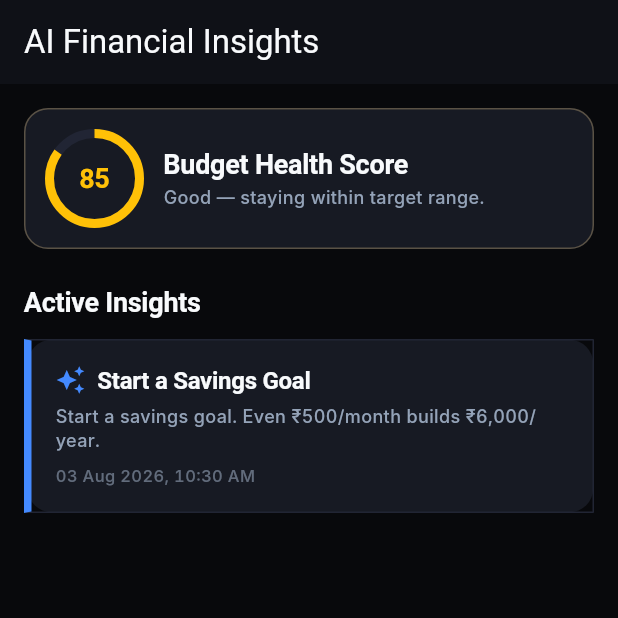
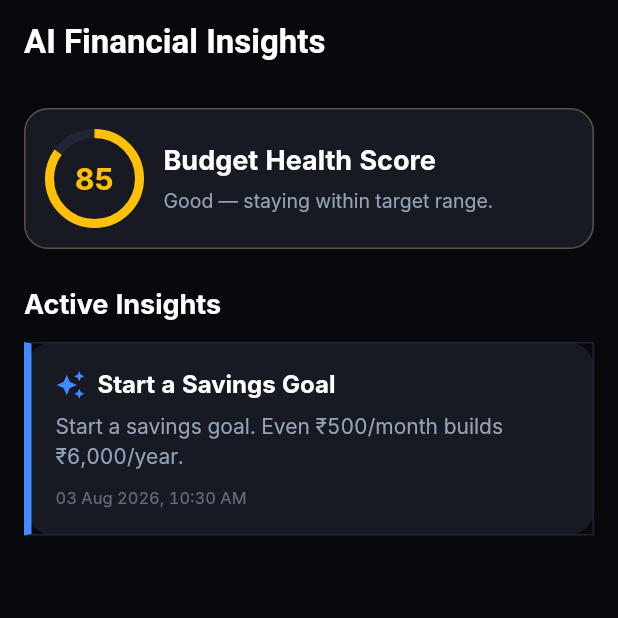
Before and after one commit to Sundaram6/Your_Budget_Manager, a Flutter app: the InsightsScreen screen opened by its route, on a phone screen of 412 x 824 dp, the top half of it. Run offline on Flutter 3.47's test engine with Material 3 defaults, Android fonts, the phone set to English and light mode, and no system bars; our stand-ins replace drift, file_picker, fl_chart, flutter_animate, flutter_riverpod, flutter_secure_storage and 8 more; missing offline and left inert: encrypt, flutter_sms_inbox, pointycastle; accounts and stored records are empty; generated files the repository leaves out were written again; Roboto replaces fonts that are missing (Inter, Syne).

Commit message:
fix(ui): ensure AiInsightsCard renders fallback welcome insight on Dashboard, fix card contrast in InsightsScreen, and update SMS settings subtitle

```diff
--- a/lib/engines/intelligence/intelligence_engine.dart
+++ b/lib/engines/intelligence/intelligence_engine.dart
@@ -276,8 +276,8 @@ class IntelligenceEngine {
     if (insights.isEmpty) {
       insights.add(AiInsight(
         id: 'default_tip',
-        title: 'Track Expenses Daily',
-        description: 'Log your daily expenses to receive personalized AI financial insights.',
+        title: 'Welcome to Your Budget Manager',
+        description: 'Start tracking expenses to see personalized insights.',
         type: InsightType.tip,
         generatedAt: now,
         priority: 5,
--- a/lib/features/intelligence/presentation/screens/insights_screen.dart
+++ b/lib/features/intelligence/presentation/screens/insights_screen.dart
@@ -4,7 +4,6 @@ import 'package:intl/intl.dart';
 
 import '../../../../core/theme/app_colors.dart';
 import '../../../../core/theme/app_spacing.dart';
-import '../../../../core/theme/app_typography.dart';
 import '../../../../engines/intelligence/intelligence_engine_provider.dart';
 import '../../../../engines/intelligence/models/ai_insight.dart';
 
@@ -43,8 +42,11 @@ class _InsightsScreenState extends ConsumerState<InsightsScreen> {
   @override
   Widget build(BuildContext context) {
     return Scaffold(
+      backgroundColor: AppColors.darkCanvas,
       appBar: AppBar(
-        title: const Text('AI Financial Insights'),
+        backgroundColor: Colors.transparent,
+        elevation: 0,
+        title: const Text('AI Financial Insights', style: TextStyle(color: Colors.white, fontWeight: FontWeight.bold)),
       ),
       body: _isLoading
           ? const Center(child: CircularProgressIndicator())
@@ -70,7 +72,7 @@ class _InsightsScreenState extends ConsumerState<InsightsScreen> {
                               width: 60,
                               height: 60,
                               child: CircularProgressIndicator(
-                                value: _healthScore / 100,
+                                value: (_healthScore / 100).clamp(0.0, 1.0),
                                 backgroundColor: AppColors.darkSurface3,
                                 valueColor: AlwaysStoppedAnimation<Color>(_getScoreColor(_healthScore)),
                                 strokeWidth: 6,
@@ -78,8 +80,9 @@ class _InsightsScreenState extends ConsumerState<InsightsScreen> {
                             ),
                             Text(
                               '$_healthScore',
-                              style: AppTypography.heading3.copyWith(
+                              style: TextStyle(
                                 color: _getScoreColor(_healthScore),
+                                fontSize: 20,
                                 fontWeight: FontWeight.bold,
                               ),
                             ),
@@ -90,14 +93,14 @@ class _InsightsScreenState extends ConsumerState<InsightsScreen> {
                           child: Column(
                             crossAxisAlignment: CrossAxisAlignment.start,
                             children: [
-                              Text(
+                              const Text(
                                 'Budget Health Score',
-                                style: AppTypography.heading3.copyWith(color: AppColors.darkTextPrimary),
+                                style: TextStyle(color: Colors.white, fontSize: 18, fontWeight: FontWeight.bold),
                               ),
-                              const SizedBox(height: 2),
+                              const SizedBox(height: 4),
                               Text(
                                 _getScoreLabel(_healthScore),
-                                style: AppTypography.caption.copyWith(color: AppColors.darkTextSecondary),
+                                style: const TextStyle(color: Color(0xFF94A3B8), fontSize: 13),
                               ),
                             ],
                           ),
@@ -108,23 +111,23 @@ class _InsightsScreenState extends ConsumerState<InsightsScreen> {
 
                   const SizedBox(height: AppSpacing.space6),
 
-                  Text(
+                  const Text(
                     'Active Insights',
-                    style: AppTypography.heading3.copyWith(color: AppColors.darkTextPrimary),
+                    style: TextStyle(color: Colors.white, fontSize: 18, fontWeight: FontWeight.bold),
                   ),
                   const SizedBox(height: AppSpacing.space3),
 
                   if (_insights.isEmpty)
-                    Center(
+                    const Center(
                       child: Padding(
-                        padding: const EdgeInsets.all(AppSpacing.space6),
+                        padding: EdgeInsets.all(AppSpacing.space6),
                         child: Column(
                           children: [
-                            const Icon(Icons.auto_awesome_outlined, size: 64, color: AppColors.darkTextSecondary),
-                            const SizedBox(height: AppSpacing.space3),
+                            Icon(Icons.auto_awesome_outlined, size: 64, color: Color(0xFF94A3B8)),
+                            SizedBox(height: AppSpacing.space3),
                             Text(
                               'No insights yet. Start tracking expenses!',
-                              style: AppTypography.caption.copyWith(color: AppColors.darkTextSecondary),
+                              style: TextStyle(color: Color(0xFF94A3B8), fontSize: 14),
                             ),
                           ],
                         ),
@@ -133,6 +136,9 @@ class _InsightsScreenState extends ConsumerState<InsightsScreen> {
                   else
                     ..._insights.map((insight) {
                       final borderBorderColor = _getInsightColor(insight.type);
+                      final titleText = insight.title.isNotEmpty ? insight.title : 'Financial Insight';
+                      final descText = insight.description.isNotEmpty ? insight.description : 'Keep tracking expenses for recommendations.';
+
                       return Container(
                         margin: const EdgeInsets.only(bottom: AppSpacing.space3),
                         padding: const EdgeInsets.all(AppSpacing.space4),
@@ -155,10 +161,11 @@ class _InsightsScreenState extends ConsumerState<InsightsScreen> {
                                 const SizedBox(width: 8),
                                 Expanded(
                                   child: Text(
-                                    insight.title,
-                                    style: AppTypography.heading3.copyWith(
-                                      color: AppColors.darkTextPrimary,
+                                    titleText,
+                                    style: const TextStyle(
+                                      color: Colors.white,
                                       fontSize: 16,
+                                      fontWeight: FontWeight.bold,
                                     ),
                                   ),
                                 ),
@@ -166,14 +173,17 @@ class _InsightsScreenState extends ConsumerState<InsightsScreen> {
                             ),
                             const SizedBox(height: 6),
                             Text(
-                              insight.description,
-                              style: AppTypography.caption.copyWith(color: AppColors.darkTextSecondary),
+                              descText,
+                              style: const TextStyle(
+                                color: Color(0xFF94A3B8),
+                                fontSize: 14,
+                              ),
                             ),
-                            const SizedBox(height: 8),
+                            const SizedBox(height: 10),
                             Text(
                               DateFormat('dd MMM yyyy, hh:mm a').format(insight.generatedAt),
-                              style: AppTypography.caption.copyWith(
-                                color: AppColors.darkTextSecondary.withValues(alpha: 0.6),
+                              style: TextStyle(
+                                color: const Color(0xFF94A3B8).withValues(alpha: 0.6),
                                 fontSize: 11,
                               ),
                             ),
```
Also changed, not shown: lib/features/dashboard/presentation/widgets/ai_insights_card.dart (+18 -12 lines), lib/features/settings/presentation/screens/sms_settings_screen.dart (+68 -7 lines).
